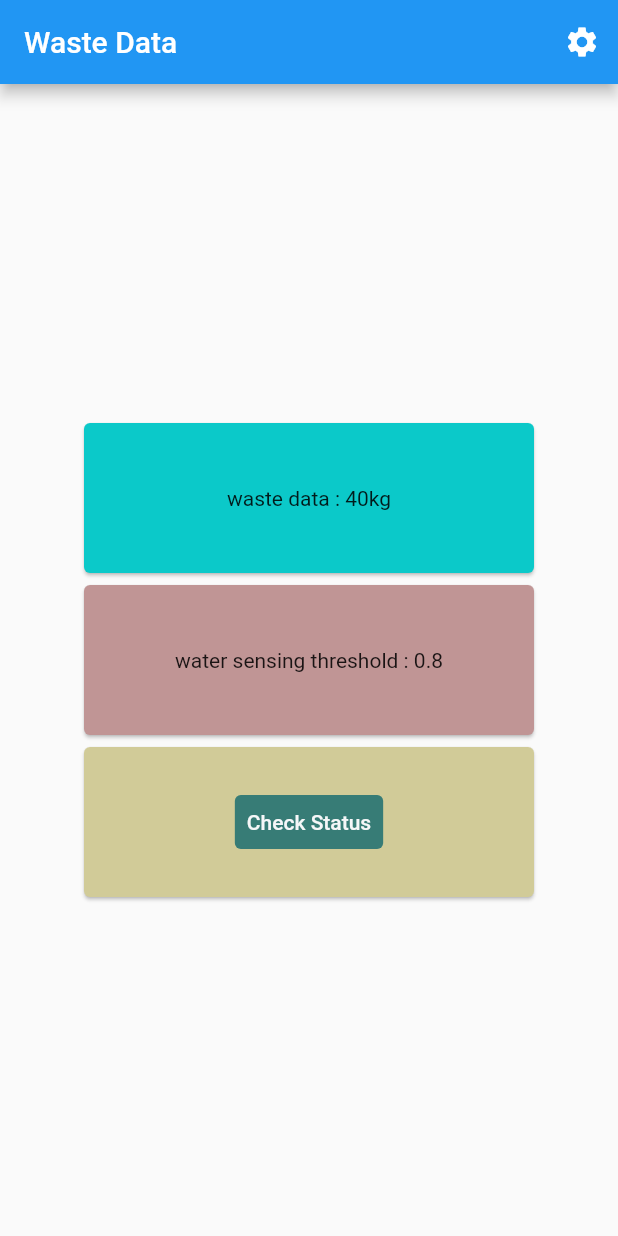
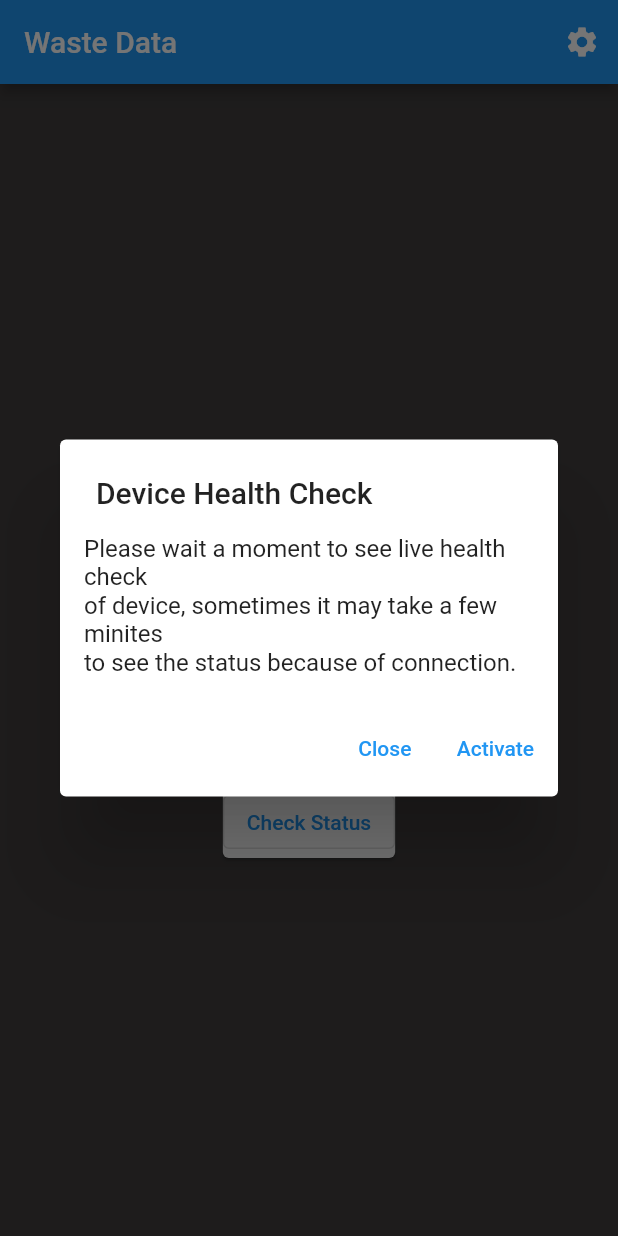
Before and after one commit to nayookyaw/flutter_waste_app, a Flutter app: the screen it shows after launch, after a tap on "Check Status", on a phone screen of 412 x 824 dp. Run offline on Flutter 3.47's test engine with Material 2 defaults, Android fonts, the phone set to English and light mode, and no system bars; generated files the repository leaves out were written again.

Commit message:
add check status modal and progress bar

```diff
--- /dev/null
+++ b/lib/src/waste_data/modals/waste_data_check_modal.dart
@@ -0,0 +1,38 @@
+import 'package:flutter/material.dart';
+import 'package:flutter_waste_app/src/waste_data/widgets/progress_bar.dart';
+
+Future<void> wasteDataCheckModal(BuildContext context) {
+  return showDialog<void>(
+    context: context,
+    builder: (BuildContext context) {
+      return AlertDialog(
+        title: const Text('Device Health Check'),
+        contentPadding: const EdgeInsets.all(16.0),
+        content: const Text('Please wait a moment to see live health check\n'
+            'of device, sometimes it may take a few minites\n'
+            'to see the status because of connection.'),
+        actions: <Widget>[
+          // const StatusProgressIndicator(),
+          TextButton(
+            style: TextButton.styleFrom(
+              textStyle: Theme.of(context).textTheme.labelLarge,
+            ),
+            child: const Text('Close'),
+            onPressed: () {
+              Navigator.of(context).pop();
+            },
+          ),
+          TextButton(
+            style: TextButton.styleFrom(
+              textStyle: Theme.of(context).textTheme.labelLarge,
+            ),
+            child: const Text('Activate'),
+            onPressed: () {
+              Navigator.of(context).pop();
+            },
+          ),
+        ],
+      );
+    },
+  );
+}
--- a/lib/src/waste_data/waste_data_function.dart
+++ b/lib/src/waste_data/waste_data_function.dart
@@ -1,5 +1,8 @@
+import 'package:flutter/cupertino.dart';
+import 'package:flutter_waste_app/src/waste_data/modals/waste_data_check_modal.dart';
+
 class WasteDataFunction {
-  void actionPress() {
-    print("haha pressed");
+  Future<void> actionPress(BuildContext context) {
+    return wasteDataCheckModal(context);
   }
 }
--- a/lib/src/waste_data/waste_data_view.dart
+++ b/lib/src/waste_data/waste_data_view.dart
@@ -2,6 +2,7 @@ import 'package:flutter/material.dart';
 import 'package:flutter_waste_app/src/common_widgets/custom_button.dart';
 import 'package:flutter_waste_app/src/common_widgets/custom_card.dart';
 import 'package:flutter_waste_app/src/settings/settings_view.dart';
+import 'package:flutter_waste_app/src/waste_data/modals/waste_data_check_modal.dart';
 import 'package:flutter_waste_app/src/waste_data/waste_data_function.dart';
 
 class WasteDataView extends StatelessWidget {
@@ -14,6 +15,7 @@ class WasteDataView extends StatelessWidget {
   @override
   Widget build(BuildContext context) {
     return Scaffold(
+      backgroundColor: const Color.fromARGB(255, 65, 62, 62),
       appBar: AppBar(title: const Text("Waste Data"), actions: [
         IconButton(
             onPressed: () {
@@ -33,12 +35,11 @@ class WasteDataView extends StatelessWidget {
                     childCard: Text("water sensing threshold : 0.8")),
                 color: Color.fromARGB(255, 192, 149, 149)),
             Card(
-                child: CustomCard(
-                    childCard: CustomButton(
-                  btnText: "Check Status",
-                  onPressFunction: wasteDataFunction.actionPress,
-                )),
-                color: const Color.fromARGB(255, 209, 203, 152)),
+              child: OutlinedButton(
+                onPressed: () => wasteDataCheckModal(context),
+                child: const Text('Check Status'),
+              ),
+            ),
           ],
         ),
       ),
```
Also changed, not shown: lib/src/waste_data/widgets/progress_bar.dart (added, +57 -0 lines).
